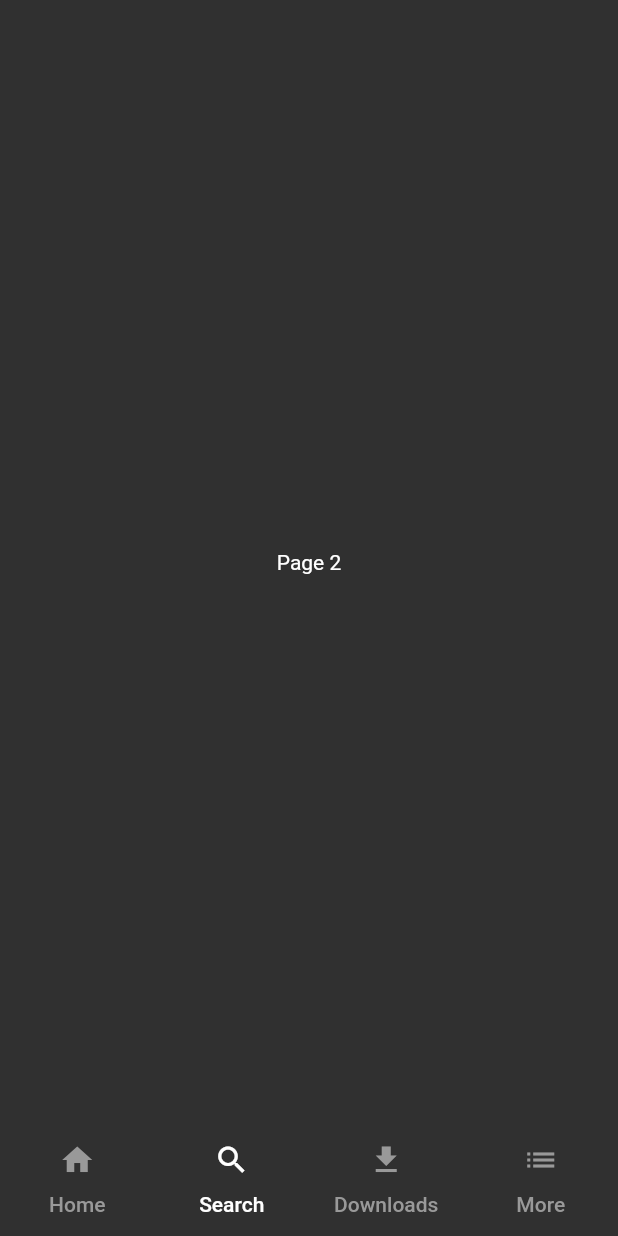
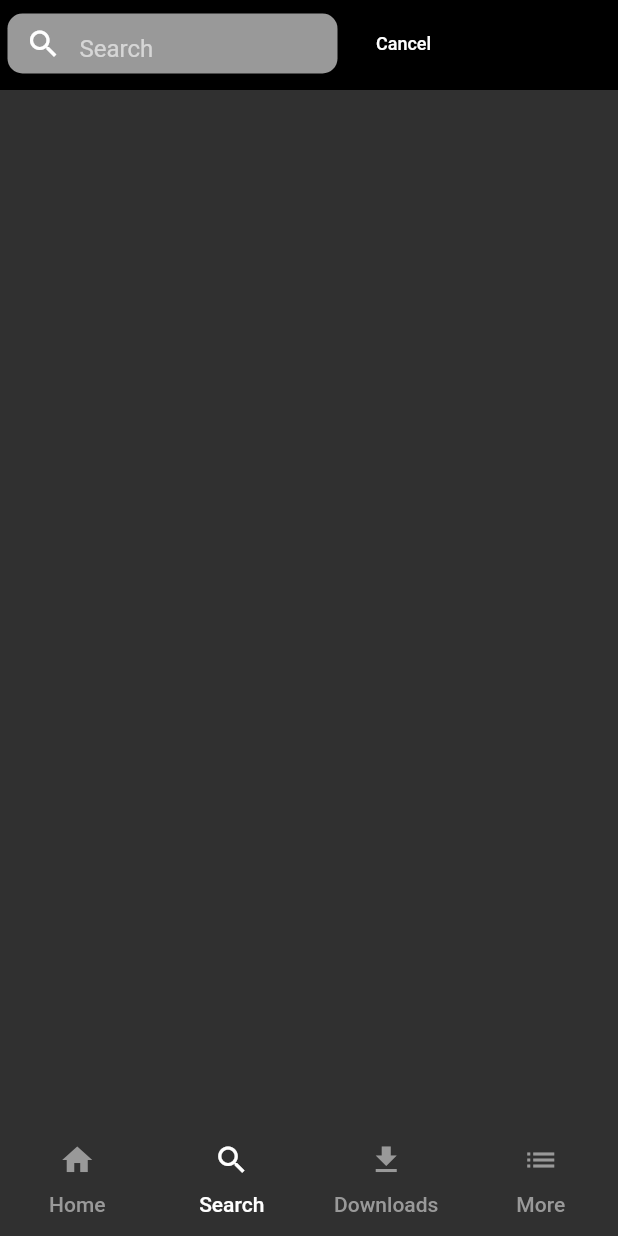
Before and after one commit to MarcioQuimbundo/flutter_netflix_clone, a Flutter app: the screen it shows after launch, item 2 of the bottom bar chosen, on a phone screen of 412 x 824 dp. Run offline on Flutter 3.47's test engine with Material 2 defaults, Android fonts, the phone set to English and light mode, and no system bars.

Commit message:
search_page added

```diff
--- a/lib/main.dart
+++ b/lib/main.dart
@@ -1,5 +1,5 @@
 import 'package:flutter/material.dart';
-import 'package:netflix_clone/homepage.dart';
+import 'package:netflix_clone/src/ui/ui.dart';
 
 void main() => runApp(Netflix());
 
@@ -52,7 +52,7 @@ class NetflixTabBar extends StatelessWidget {
           body: TabBarView(
             children: <Widget>[
               HomePage(),
-              Center(child: Text("Page 2"),),
+              SearchPage(),
               Center(child: Text("Page 3"),),
               Center(child: Text("Page 4"),),
             ],
--- a/lib/homepage.dart
+++ b/lib/src/ui/home_page/homepage.dart
@@ -115,6 +115,7 @@ class HomeView extends StatelessWidget {
             makePopularWidget("Popular on Netflix"),
             makePopularWidget("Trending Now"),
             makeContinueWatching("Continue Watching for Kalle"),
+            bannerMovie(),
             makePopularWidget("NETFLIX ORIGINALS >"),
             makePopularWidget("Watch It Again"),
             makePopularWidget("New Releases"),
@@ -123,7 +124,6 @@ class HomeView extends StatelessWidget {
             makePopularWidget("Romance Programmes"),
             makePopularWidget("Documentaries"),
             makePopularWidget("US TV Dramas"),
-            bannerMovie()
           ],
         ),
       ),
--- /dev/null
+++ b/lib/src/ui/search_page/searchpage.dart
@@ -0,0 +1,71 @@
+import 'package:flutter/material.dart';
+
+class SearchPage extends StatelessWidget {
+  @override
+  Widget build(BuildContext context) {
+    return MaterialApp(
+      theme: ThemeData(primaryColor: Colors.black, brightness: Brightness.dark),
+      home: SearchView(),
+    );
+  }
+}
+
+final TextStyle topSearchStyle = TextStyle(fontSize: 12, color: Colors.white);
+
+class SearchView extends StatelessWidget {
+  final TextStyle bottomMenuStyle =
+      TextStyle(fontSize: 12, color: Colors.white);
+
+  @override
+  Widget build(BuildContext context) {
+    return Material(
+      child: ListView(
+        children: <Widget>[
+          Container(
+            padding: EdgeInsets.all(5),
+            height: 60,
+            decoration: BoxDecoration(color: Colors.black),
+            child: Column(
+              mainAxisAlignment: MainAxisAlignment.spaceBetween,
+              children: <Widget>[
+                Container(
+                  child: Row(
+                    mainAxisAlignment: MainAxisAlignment.start,
+                    children: <Widget>[
+                      Container(
+                        height: 40,
+                        width: 220,
+                        child: DecoratedBox(
+                          decoration: BoxDecoration(
+                            borderRadius:
+                                BorderRadius.all(Radius.circular(10.0)),
+                            color: Color(0xFF999999),
+                          ),
+                          child: TextFormField(
+                            decoration: InputDecoration(
+                                fillColor: Colors.grey,
+                                hintText: 'Search',
+                                contentPadding: EdgeInsets.all(10),
+                                prefixIcon: Icon(
+                                  Icons.search,
+                                  size: 24,
+                                  color: Colors.white,
+                                ),
+                                border: InputBorder.none),
+                          ),
+                        ),
+                      ),
+                      FlatButton(
+                          onPressed: () {},
+                          child: Text("Cancel", style: topSearchStyle)),
+                    ],
+                  ),
+                ),
+              ],
+            ),
+          ),
+        ],
+      ),
+    );
+  }
+}
--- /dev/null
+++ b/lib/src/ui/ui.dart
@@ -0,0 +1,2 @@
+export 'package:netflix_clone/src/ui/home_page/homepage.dart';
+export 'package:netflix_clone/src/ui/search_page/searchpage.dart';
```
Also changed, not shown: assets/splash_logo.png (added).
